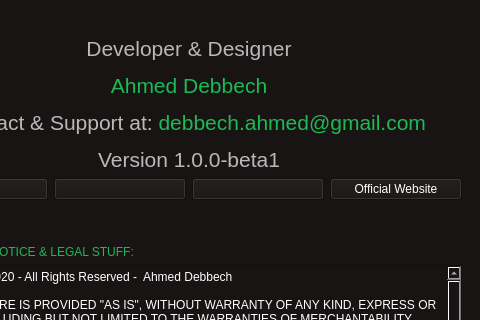
Qt form mutak/mainwindow.ui (ahmed-debbech/mutak) before a commit; both pictures show x 102 to 582 and y 169 to 489 of the 582 by 734 pixel window.
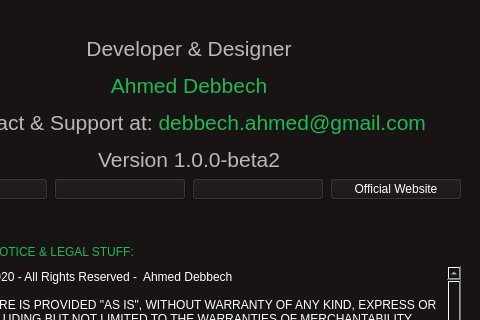
The same form after that commit. The open tabs and pages were chosen to show the change.

The edit to the form file:
```diff
--- a/mutak/mainwindow.ui
+++ b/mutak/mainwindow.ui
@@ -769,7 +769,7 @@
            <string notr="true">font: bold 18pt  '://resources/fonts/Gotham-UltraItalic.otf';</string>
           </property>
           <property name="text">
-           <string>&lt;html&gt;&lt;head/&gt;&lt;body&gt;&lt;p align=&quot;center&quot;&gt;&lt;span style=&quot; font-size:16pt; color:#b9b9b9;&quot;&gt;Developer &amp;amp; Designer&lt;/span&gt;&lt;/p&gt;&lt;p align=&quot;center&quot;&gt;&lt;span style=&quot; font-size:16pt; color:#1db954;&quot;&gt;Ahmed Debbech&lt;/span&gt;&lt;/p&gt;&lt;p align=&quot;center&quot;&gt;&lt;span style=&quot; font-size:16pt; color:#b9b9b9;&quot;&gt;Contact &amp;amp; Support at: &lt;/span&gt;&lt;span style=&quot; font-size:16pt; color:#1db954;&quot;&gt;debbech.ahmed@gmail.com&lt;/span&gt;&lt;/p&gt;&lt;p align=&quot;center&quot;&gt;&lt;span style=&quot; font-size:16pt; color:#b9b9b9;&quot;&gt;Version 1.0.0-beta1&lt;/span&gt;&lt;/p&gt;&lt;/body&gt;&lt;/html&gt;</string>
+           <string>&lt;html&gt;&lt;head/&gt;&lt;body&gt;&lt;p align=&quot;center&quot;&gt;&lt;span style=&quot; font-size:16pt; color:#b9b9b9;&quot;&gt;Developer &amp;amp; Designer&lt;/span&gt;&lt;/p&gt;&lt;p align=&quot;center&quot;&gt;&lt;span style=&quot; font-size:16pt; color:#1db954;&quot;&gt;Ahmed Debbech&lt;/span&gt;&lt;/p&gt;&lt;p align=&quot;center&quot;&gt;&lt;span style=&quot; font-size:16pt; color:#b9b9b9;&quot;&gt;Contact &amp;amp; Support at: &lt;/span&gt;&lt;span style=&quot; font-size:16pt; color:#1db954;&quot;&gt;debbech.ahmed@gmail.com&lt;/span&gt;&lt;/p&gt;&lt;p align=&quot;center&quot;&gt;&lt;span style=&quot; font-size:16pt; color:#b9b9b9;&quot;&gt;Version 1.0.0-beta2&lt;/span&gt;&lt;/p&gt;&lt;/body&gt;&lt;/html&gt;</string>
           </property>
          </widget>
         </item>
```
Left out of the diff: 5 changed lines with no effect on the pictures.
